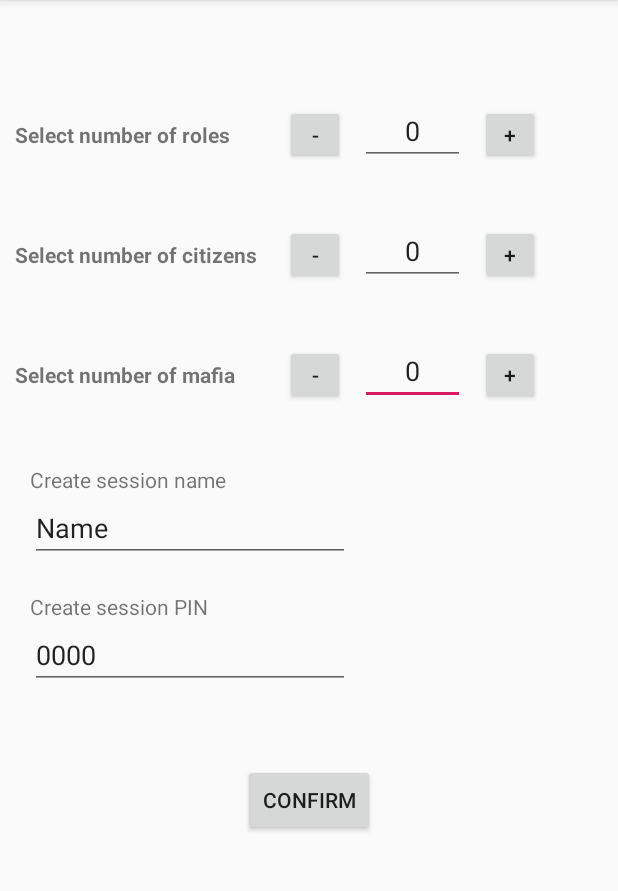
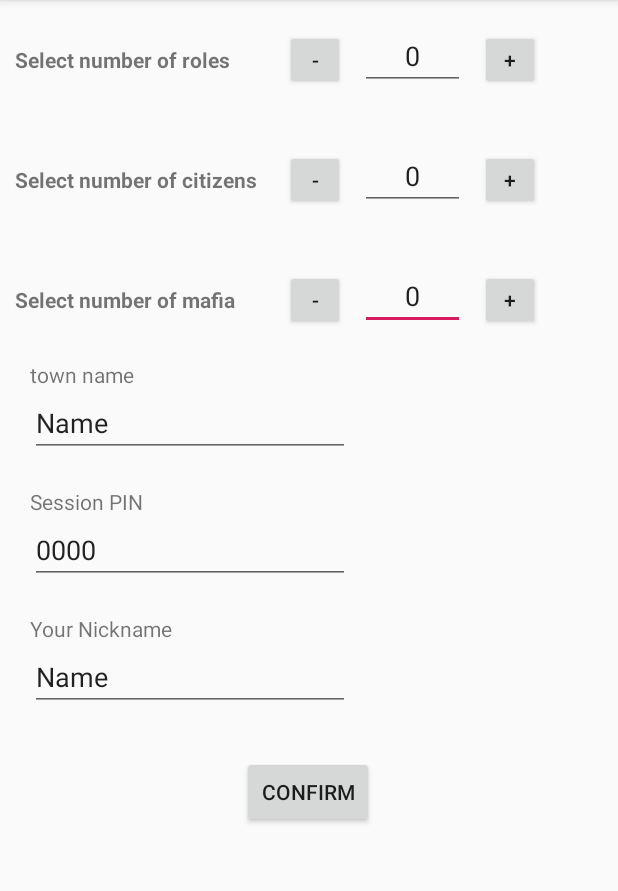
Before and after one commit to BMartynas/mafiaRoleGame, an Android app: the setUpRolesNumber screen opened directly, with no data from a screen before it, on a phone screen of 412 x 824 dp, the part 84-975 px from its top. Run offline under Robolectric (Android 15) with nearby library versions, the phone set to English and light mode, and no system bars; our stand-ins replace Firebase (no records; nobody signed in at launch, a user with empty details on screens opened directly).

Commit message:
Wiriting and reading works. Yra viena beda tho. Pas ta kur kuria gameSession object yra setUpRolesNumber activity'je, o tie kur jungiasi - joinExistingGame activity'je. Tai kai reikia per newGameLobby pasiimta data rodyti, tai tam kur kure, reik imt is vieno activity, o tiem kuria jungias - is kito activity. Gal reiks biski perstrukturizuot kur kuriams gameSession object arba paskaityt, kaip galim perduot DBM ir game objects is join/create activity i newGameLobby. Tada visi ta data turetu tame paciame activity'je. Cheers!
P.S. reiks su warning dar pa'wrestle'int

```diff
--- a/app/src/main/java/com/example/mafiarolegame/activities/NewGameLobby.java
+++ b/app/src/main/java/com/example/mafiarolegame/activities/NewGameLobby.java
@@ -6,6 +6,7 @@ import android.os.Bundle;
 import android.widget.TextView;
 
 import com.example.mafiarolegame.R;
+import com.example.mafiarolegame.gameElements.GameSession;
 
 public class NewGameLobby extends AppCompatActivity {
 
@@ -18,6 +19,6 @@ public class NewGameLobby extends AppCompatActivity {
 
         TextView gamePin = (TextView) findViewById(R.id.game_pin_text);
 
-//        gamePin.setText(setUpRolesNumber.getGame().getPin());
+//        gamePin.setText(game.get);
     }
 }
--- a/app/src/main/java/com/example/mafiarolegame/activities/setUpRolesNumber.java
+++ b/app/src/main/java/com/example/mafiarolegame/activities/setUpRolesNumber.java
@@ -4,6 +4,7 @@ import androidx.appcompat.app.AppCompatActivity;
 
 import android.content.Intent;
 import android.os.Bundle;
+import android.util.Log;
 import android.view.View;
 import android.widget.Button;
 import android.widget.EditText;
@@ -31,12 +32,15 @@ public class setUpRolesNumber extends AppCompatActivity {
         super.onCreate(savedInstanceState);
         setContentView(R.layout.activity_set_up_roles_number);
 
+//        Log.v("BIGTAG", "POOOOOf");
+
 //        final EditText numberOfRoles = (EditText) findViewById(R.id.numberOfRoles);
         final EditText numberOfCitizens = (EditText) findViewById(R.id.numberOfCitizens);
         final EditText numberOfMafia = (EditText) findViewById(R.id.numberOfMafia);
 
         final EditText sessionName = (EditText) findViewById(R.id.session_name_text);
         final EditText sessionPin = (EditText) findViewById(R.id.session_pin_text);
+        final EditText nickname = (EditText) findViewById(R.id.nickname_text);
 
 //        Button incNumberOfRoles = (Button) findViewById(R.id.incNumerOfRoles);
         Button incNumberOfCitizens = (Button) findViewById(R.id.incNumerOfCitizens);
@@ -99,30 +103,12 @@ public class setUpRolesNumber extends AppCompatActivity {
         confirm.setOnClickListener(new View.OnClickListener() {
             @Override
             public void onClick(View v) {
-                openNewGameLobby();
-//                createNewSession();
 
                 game = new GameSession(sessionPin.getText().toString(), sessionName.getText().toString());
                 DBM = new DBManager(game.getPin());
-                DBM.createNewGame(game);
+                DBM.createNewGame(game, nickname.getText().toString());
 
-//                game.setPin();
-//                game.setName();
-
-//                gameRef = rootRef.child(game.getPin());
-//                gameRef.setValue(game);
-
-//                for (int i = 0; i < numberOfMafia; i++) {
-                    //game.addPlayer();
-//                }
-
-
-//                snRef = pinRef.child("session name");
-//                snRef.setValue(sessionName.getText().toString());
-//                playersRef = pinRef.child("Players");
-//                pnRef = playersRef.child("1");
-//                pnRef.setValue("John");
-
+                openNewGameLobby();
             }
         });
 
--- a/app/src/main/java/com/example/mafiarolegame/gameElements/Citizen.java
+++ b/app/src/main/java/com/example/mafiarolegame/gameElements/Citizen.java
@@ -1,6 +1,7 @@
 package com.example.mafiarolegame.gameElements;
 
 public class Citizen extends Player {
+
     public Citizen(String name, String id) {
         super(name, id);
     }
--- a/app/src/main/java/com/example/mafiarolegame/gameElements/Doctor.java
+++ b/app/src/main/java/com/example/mafiarolegame/gameElements/Doctor.java
@@ -2,8 +2,8 @@ package com.example.mafiarolegame.gameElements;
 
 public class Doctor extends Citizen {
 
-    public Doctor(String name) {
-        super(name);
+    public Doctor(String name, String id) {
+        super(name, id);
     }
 
     public void heal(Player player) {
--- a/app/src/main/java/com/example/mafiarolegame/gameElements/Mafia.java
+++ b/app/src/main/java/com/example/mafiarolegame/gameElements/Mafia.java
@@ -1,8 +1,8 @@
 package com.example.mafiarolegame.gameElements;
 
 public class Mafia extends Player {
-    public Mafia(String name) {
-        super(name);
+    public Mafia(String name, String id) {
+        super(name, id);
     }
 
     public void shoot(Shootable player) {
--- a/app/src/main/res/layout/activity_set_up_roles_number.xml
+++ b/app/src/main/res/layout/activity_set_up_roles_number.xml
@@ -13,7 +13,7 @@
         android:layout_marginStart="20dp"
         android:layout_marginLeft="20dp"
         android:layout_marginTop="20dp"
-        android:text="Create session PIN"
+        android:text="Session PIN"
         app:layout_constraintEnd_toEndOf="parent"
         app:layout_constraintHorizontal_bias="0.0"
         app:layout_constraintStart_toStartOf="parent"
@@ -121,7 +121,7 @@
         android:layout_height="40dp"
         android:layout_marginStart="10dp"
         android:layout_marginLeft="10dp"
-        android:layout_marginTop="70dp"
+        android:layout_marginTop="20dp"
         android:ems="10"
         android:gravity="center"
         android:inputType="number"
@@ -135,7 +135,7 @@
         android:layout_height="40dp"
         android:layout_marginStart="10dp"
         android:layout_marginLeft="10dp"
-        android:layout_marginTop="70dp"
+        android:layout_marginTop="20dp"
         android:text="-"
         app:layout_constraintStart_toEndOf="@+id/game_pin_text"
         app:layout_constraintTop_toTopOf="parent" />
@@ -146,7 +146,7 @@
         android:layout_height="20dp"
         android:layout_marginStart="10dp"
         android:layout_marginLeft="10dp"
-        android:layout_marginTop="80dp"
+        android:layout_marginTop="30dp"
         android:text="Select number of roles"
         android:textStyle="bold"
         app:layout_constraintStart_toStartOf="parent"
@@ -158,7 +158,7 @@
         android:layout_height="40dp"
         android:layout_marginStart="10dp"
         android:layout_marginLeft="10dp"
-        android:layout_marginTop="70dp"
+        android:layout_marginTop="20dp"
         android:text="+"
         app:layout_constraintStart_toEndOf="@+id/numberOfRoles"
         app:layout_constraintTop_toTopOf="parent" />
@@ -167,11 +167,12 @@
         android:id="@+id/confirmButton"
         android:layout_width="88dp"
         android:layout_height="48dp"
-        android:layout_marginTop="50dp"
+        android:layout_marginTop="30dp"
         android:text="CONFIRM"
         app:layout_constraintEnd_toEndOf="parent"
+        app:layout_constraintHorizontal_bias="0.498"
         app:layout_constraintStart_toStartOf="parent"
-        app:layout_constraintTop_toBottomOf="@+id/session_pin_text" />
+        app:layout_constraintTop_toBottomOf="@+id/nickname_text" />
 
     <EditText
         android:id="@+id/session_name_text"
@@ -207,8 +208,8 @@
         android:layout_height="19dp"
         android:layout_marginStart="20dp"
         android:layout_marginLeft="20dp"
-        android:layout_marginTop="50dp"
-        android:text="Create session name"
+        android:layout_marginTop="30dp"
+        android:text="town name"
         app:layout_constraintStart_toStartOf="parent"
         app:layout_constraintTop_toBottomOf="@+id/textView5" />
 
@@ -217,7 +218,7 @@
         android:layout_width="wrap_content"
         android:layout_height="wrap_content"
         android:orientation="horizontal"
-        app:layout_constraintGuide_begin="20dp" />
+        app:layout_constraintGuide_end="711dp" />
 
     <androidx.constraintlayout.widget.Barrier
         android:id="@+id/barrier"
@@ -225,4 +226,27 @@
         android:layout_height="wrap_content"
         app:barrierDirection="top" />
 
+    <TextView
+        android:id="@+id/textView8"
+        android:layout_width="wrap_content"
+        android:layout_height="wrap_content"
+        android:layout_marginTop="20dp"
+        android:text="Your Nickname"
+        app:layout_constraintEnd_toEndOf="parent"
+        app:layout_constraintHorizontal_bias="0.063"
+        app:layout_constraintStart_toStartOf="parent"
+        app:layout_constraintTop_toBottomOf="@+id/session_pin_text" />
+
+    <EditText
+        android:id="@+id/nickname_text"
+        android:layout_width="wrap_content"
+        android:layout_height="wrap_content"
+        android:ems="10"
+        android:inputType="textPersonName"
+        android:text="Name"
+        app:layout_constraintEnd_toEndOf="parent"
+        app:layout_constraintHorizontal_bias="0.101"
+        app:layout_constraintStart_toStartOf="parent"
+        app:layout_constraintTop_toBottomOf="@+id/textView8" />
+
 </androidx.constraintlayout.widget.ConstraintLayout>
```
Also changed, not shown: app/src/main/java/com/example/mafiarolegame/activities/JoinExistingGame.java (+3 -12 lines), app/src/main/java/com/example/mafiarolegame/gameElements/DBManager.java (+22 -25 lines), app/src/main/java/com/example/mafiarolegame/gameElements/GameSession.java (+35 -8 lines), app/src/main/java/com/example/mafiarolegame/gameElements/Player.java (+25 -1 lines).
